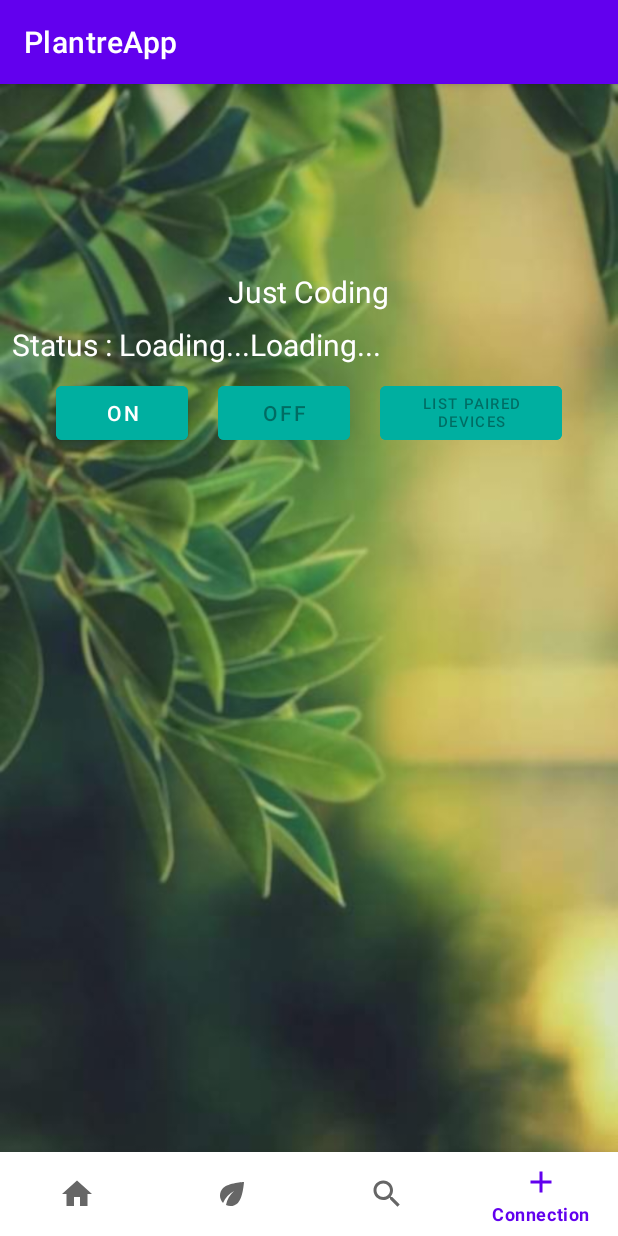
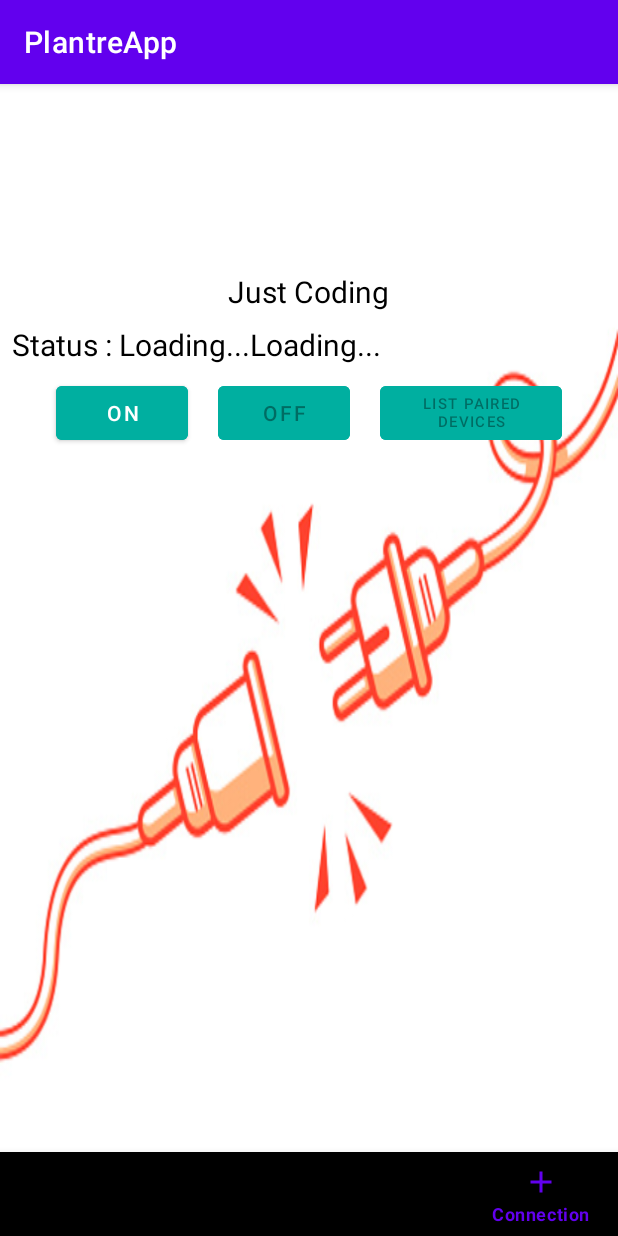
Before and after one commit to Jayson9047/PlantreApp, an Android app: the ConnectionActivity screen opened directly, with no data from a screen before it, on a phone screen of 412 x 824 dp. Run offline under Robolectric (Android 15) with nearby library versions, the phone set to English and light mode, and no system bars.

Commit message:
Merge branch 'TestBranch' of C:\Users\Mandeep\Documents\GitHub\PlantreApp with conflicts.

```diff
--- a/PlantreApp/app/src/main/res/layout/activity_add_log.xml
+++ b/PlantreApp/app/src/main/res/layout/activity_add_log.xml
@@ -4,7 +4,7 @@
     xmlns:tools="http://schemas.android.com/tools"
     android:layout_width="match_parent"
     android:layout_height="match_parent"
-    android:background="@drawable/bg3"
+    android:background="@drawable/img_1"
     tools:context=".logs.AddLogActivity">
 
     <EditText
--- a/PlantreApp/app/src/main/res/layout/activity_add_plant.xml
+++ b/PlantreApp/app/src/main/res/layout/activity_add_plant.xml
@@ -4,7 +4,7 @@
     xmlns:tools="http://schemas.android.com/tools"
     android:layout_width="match_parent"
     android:layout_height="match_parent"
-    android:background="@drawable/bg3">
+    android:background="@drawable/img_1">
 
     <androidx.constraintlayout.widget.ConstraintLayout
         android:layout_width="match_parent"
--- a/PlantreApp/app/src/main/res/layout/activity_conn_btn.xml
+++ b/PlantreApp/app/src/main/res/layout/activity_conn_btn.xml
@@ -4,7 +4,7 @@
     xmlns:tools="http://schemas.android.com/tools"
     android:layout_width="match_parent"
     android:layout_height="match_parent"
-    android:background="@drawable/bg3"
+    android:background="@drawable/img"
     tools:context=".connection.ConnBtnActivity">
 
 
@@ -26,7 +26,7 @@
         android:layout_width="match_parent"
         android:layout_height="wrap_content"
         android:layout_alignParentBottom="true"
-        android:background="#fff"
+        android:background="#000"
         app:layout_constraintBottom_toBottomOf="parent"
         app:layout_constraintEnd_toEndOf="parent"
         app:layout_constraintStart_toStartOf="parent"
--- a/PlantreApp/app/src/main/res/layout/activity_connection.xml
+++ b/PlantreApp/app/src/main/res/layout/activity_connection.xml
@@ -5,7 +5,7 @@
     xmlns:tools="http://schemas.android.com/tools"
     android:layout_width="match_parent"
     android:layout_height="match_parent"
-    android:background="@drawable/bg3"
+    android:background="@drawable/img_2"
     tools:context=".connection.ConnectionActivity">
 
     <LinearLayout
@@ -20,8 +20,8 @@
             android:layout_height="wrap_content"
             android:gravity="center"
             android:text="Just Coding"
-            android:textSize="20dp"
-            android:textColor="@color/white"/>
+            android:textColor="@color/black"
+            android:textSize="20dp" />
 
         <LinearLayout
             android:layout_width="match_parent"
@@ -34,24 +34,24 @@
                 android:layout_width="wrap_content"
                 android:layout_height="wrap_content"
                 android:text="Status : "
-                android:textSize="20dp"
-                android:textColor="@color/white"/>
+                android:textColor="@color/black"
+                android:textSize="20dp" />
 
             <TextView
                 android:id="@+id/stat"
                 android:layout_width="wrap_content"
                 android:layout_height="wrap_content"
                 android:text="Loading..."
-                android:textSize="20dp"
-                android:textColor="@color/white"/>
+                android:textColor="@color/black"
+                android:textSize="20dp" />
 
             <TextView
                 android:id="@+id/messageBox"
                 android:layout_width="237dp"
                 android:layout_height="wrap_content"
                 android:text="Loading..."
-                android:textSize="20dp"
-                android:textColor="@color/white"/>
+                android:textColor="@color/black"
+                android:textSize="20dp" />
         </LinearLayout>
 
         <LinearLayout
@@ -64,26 +64,26 @@
                 android:id="@+id/onB"
                 android:layout_width="wrap_content"
                 android:layout_height="wrap_content"
-                android:text="On"
                 android:layout_marginHorizontal="10dp"
-                android:backgroundTint="@color/aqua"/>
+                android:backgroundTint="@color/aqua"
+                android:text="On" />
 
             <Button
                 android:id="@+id/offB"
                 android:layout_width="wrap_content"
                 android:layout_height="wrap_content"
-                android:text="Off"
                 android:layout_marginHorizontal="10dp"
-                android:backgroundTint="@color/aqua"/>
+                android:backgroundTint="@color/aqua"
+                android:text="Off" />
 
             <Button
                 android:id="@+id/listDevices"
                 android:layout_width="121dp"
                 android:layout_height="match_parent"
+                android:layout_marginHorizontal="10dp"
+                android:backgroundTint="@color/aqua"
                 android:text="List Paired Devices"
-                android:textSize="10dp"
-                android:layout_marginHorizontal="10dp"
-                android:backgroundTint="@color/aqua"/>
+                android:textSize="10dp" />
 
         </LinearLayout>
 
@@ -100,7 +100,7 @@
         android:layout_height="wrap_content"
         android:layout_alignParentBottom="true"
         android:layout_marginBottom="0dp"
-        android:background="#fff"
+        android:background="#000"
         app:menu="@menu/bottom_menu" />
 
 </RelativeLayout>
--- a/PlantreApp/app/src/main/res/layout/activity_journals.xml
+++ b/PlantreApp/app/src/main/res/layout/activity_journals.xml
@@ -5,7 +5,7 @@
     android:layout_width="match_parent"
     android:layout_height="match_parent"
     tools:context=".journals.JournalsActivity"
-    android:background="@drawable/bg3">
+    android:background="@drawable/img_1">
 
     <androidx.recyclerview.widget.RecyclerView
         android:id="@+id/recyclerView"
@@ -36,6 +36,6 @@
         android:layout_height="wrap_content"
         android:layout_alignParentBottom="true"
         android:layout_marginBottom="0dp"
-        android:background="#fff"
+        android:background="#000"
         app:menu="@menu/bottom_menu" />
 </RelativeLayout>
--- a/PlantreApp/app/src/main/res/layout/activity_logs.xml
+++ b/PlantreApp/app/src/main/res/layout/activity_logs.xml
@@ -5,7 +5,7 @@
     android:layout_width="match_parent"
     android:layout_height="match_parent"
     tools:context=".logs.LogsActivity"
-    android:background="@drawable/bg3">
+    android:background="@drawable/img_1">
 
     <androidx.recyclerview.widget.RecyclerView
         android:id="@+id/recyclerView"
--- a/PlantreApp/app/src/main/res/layout/activity_my_plants.xml
+++ b/PlantreApp/app/src/main/res/layout/activity_my_plants.xml
@@ -4,7 +4,7 @@
     xmlns:tools="http://schemas.android.com/tools"
     android:layout_width="match_parent"
     android:layout_height="match_parent"
-    android:background="@drawable/bg3"
+    android:background="@drawable/img"
     tools:context=".myPlants.MyPlantsActivity">
 
     <androidx.recyclerview.widget.RecyclerView
@@ -36,6 +36,6 @@
         android:layout_height="wrap_content"
         android:layout_alignParentBottom="true"
         android:layout_marginBottom="0dp"
-        android:background="#fff"
+        android:background="#000"
         app:menu="@menu/bottom_menu" />
 </RelativeLayout>
--- a/PlantreApp/app/src/main/res/layout/activity_note.xml
+++ b/PlantreApp/app/src/main/res/layout/activity_note.xml
@@ -4,7 +4,7 @@
     xmlns:tools="http://schemas.android.com/tools"
     android:layout_width="match_parent"
     android:layout_height="match_parent"
-    android:background="@drawable/bg3"
+    android:background="@drawable/img_1"
     tools:context=".logs.NoteActivity">
 
     <TextView
--- a/PlantreApp/app/src/main/res/layout/activity_plant_info.xml
+++ b/PlantreApp/app/src/main/res/layout/activity_plant_info.xml
@@ -5,7 +5,7 @@
     android:layout_width="match_parent"
     android:layout_height="match_parent"
     tools:context=".myPlants.PlantInfoActivity"
-    android:background="@drawable/bg3">
+    android:background="@drawable/img_1">
 
     <TextView
         android:id="@+id/plantInfoTextView"
@@ -40,6 +40,6 @@
         android:layout_height="wrap_content"
         android:layout_alignParentBottom="true"
         android:layout_marginBottom="0dp"
-        android:background="#fff"
+        android:background="#000"
         app:menu="@menu/bottom_menu" />
 </RelativeLayout>
--- a/PlantreApp/app/src/main/res/layout/activity_progress_bar.xml
+++ b/PlantreApp/app/src/main/res/layout/activity_progress_bar.xml
@@ -5,7 +5,7 @@
     android:layout_width="match_parent"
     android:orientation="vertical"
     android:layout_height="match_parent"
-    android:background="@drawable/bg3"
+    android:background="@drawable/img_1"
     tools:context=".progressBar.MyProgressBar">
 
     <FrameLayout
--- a/PlantreApp/app/src/main/res/layout/activity_search.xml
+++ b/PlantreApp/app/src/main/res/layout/activity_search.xml
@@ -4,7 +4,7 @@
     xmlns:tools="http://schemas.android.com/tools"
     android:layout_width="match_parent"
     android:layout_height="match_parent"
-    android:background="@drawable/bg3"
+    android:background="@drawable/img_1"
     tools:context=".search.SearchActivity">
 
     <androidx.recyclerview.widget.RecyclerView
@@ -36,6 +36,6 @@
         android:layout_height="wrap_content"
         android:layout_alignParentBottom="true"
         android:layout_marginBottom="0dp"
-        android:background="#fff"
+        android:background="#000"
         app:menu="@menu/bottom_menu" />
 </RelativeLayout>
--- a/PlantreApp/app/src/main/res/menu/bottom_menu.xml
+++ b/PlantreApp/app/src/main/res/menu/bottom_menu.xml
@@ -2,11 +2,11 @@
 <menu xmlns:android="http://schemas.android.com/apk/res/android">
     <item android:title="Home"
         android:id="@+id/home_item"
-        android:icon="@drawable/ic_home" />
+        android:icon="@drawable/ic_home"/>
 
     <item android:title="My Plants"
         android:id="@+id/my_plants_item"
-        android:icon="@drawable/ic_my_plants" />
+        android:icon="@drawable/ic_my_plants"/>
 
     <item android:title="Search"
         android:id="@+id/search_item"
```
Also changed, not shown: PlantreApp/app/src/main/res/drawable/img.png (added), PlantreApp/app/src/main/res/drawable/img_2.png (added), 1 other file.
